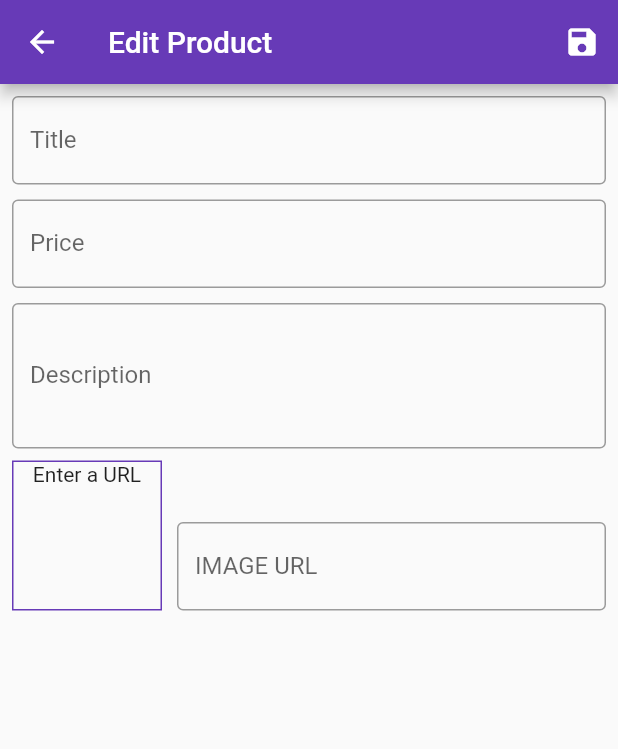
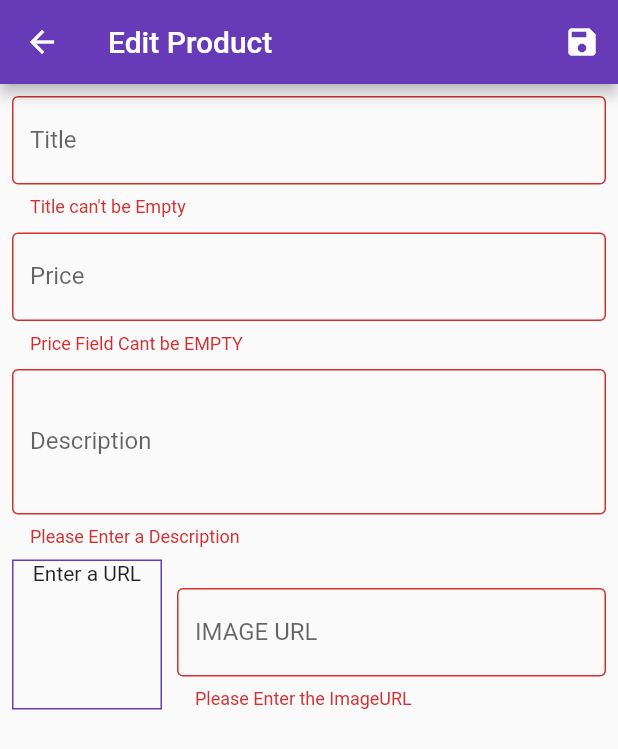
Before and after one commit to suyashR007/shoppapp, a Flutter app: the EditProductScreen screen opened by its route, after a tap on the "save" icon, on a phone screen of 412 x 824 dp. Shown: the top 749 px of the screen. Run offline on Flutter 3.47's test engine with Material 2 defaults, Android fonts, the phone set to English and light mode, and no system bars; network calls fail.

Commit message:
Products gets update to list

```diff
--- a/lib/providers/products_provider.dart
+++ b/lib/providers/products_provider.dart
@@ -52,7 +52,15 @@ class Products with ChangeNotifier {
     return _items.where((prodItem) => prodItem.isFavorite).toList();
   }
 
-  void addProduct() {
+  void addProduct(Product product) {
+    final newProduct = Product(
+      id: DateTime.now().toString(),
+      title: product.title,
+      description: product.description,
+      price: product.price,
+      imageUrl: product.imageUrl,
+    );
+    _items.add(product);
     notifyListeners();
   }
 
--- a/lib/screens/edit_product_screen.dart
+++ b/lib/screens/edit_product_screen.dart
@@ -1,5 +1,7 @@
 import 'package:flutter/material.dart';
+import 'package:provider/provider.dart';
 import 'package:shoppapp/providers/product.dart';
+import 'package:shoppapp/providers/products_provider.dart';
 
 class EditProductScreen extends StatefulWidget {
   static const routeName = '/edit-product-screen';
@@ -16,8 +18,13 @@ class _EditProductScreenState extends State<EditProductScreen> {
   final _imageUrlController = TextEditingController();
   final _imageUrlDocusNode = FocusNode();
   final _form = GlobalKey<FormState>();
-  var _editedProduct =
-      Product(id: '', title: '', description: '', price: 0, imageUrl: '');
+  var _editedProduct = Product(
+    id: '',
+    title: '',
+    description: '',
+    price: 0,
+    imageUrl: '',
+  );
 
   @override
   void dispose() {
@@ -47,11 +54,13 @@ class _EditProductScreenState extends State<EditProductScreen> {
   }
 
   void _saveForm() {
+    final isValidator = _form.currentState!.validate();
+    if (!isValidator) {
+      return;
+    }
     _form.currentState?.save();
-    print(_editedProduct.title);
-    print(_editedProduct.price);
-    print(_editedProduct.description);
-    print(_editedProduct.imageUrl);
+    Provider.of<Products>(context, listen: false).addProduct(_editedProduct);
+    Navigator.pop(context);
   }
 
   @override
@@ -62,7 +71,7 @@ class _EditProductScreenState extends State<EditProductScreen> {
         actions: [
           IconButton(
             onPressed: () {
-              _saveForm;
+              _saveForm();
             },
             icon: const Icon(Icons.save),
           ),
@@ -80,6 +89,12 @@ class _EditProductScreenState extends State<EditProductScreen> {
                   textInputAction: TextInputAction.next,
                   onFieldSubmitted: (_) {
                     FocusScope.of(context).requestFocus(_priceFocusNode);
+                  },
+                  validator: (value) {
+                    if (value == null || value.isEmpty) {
+                      return 'Title can\'t be Empty';
+                    }
+                    return null;
                   },
                   onSaved: (value) {
                     _editedProduct = Product(
@@ -103,6 +118,18 @@ class _EditProductScreenState extends State<EditProductScreen> {
                   onFieldSubmitted: (_) {
                     FocusScope.of(context).requestFocus();
                   },
+                  validator: (value) {
+                    if (value == null || value.isEmpty) {
+                      return 'Price Field Cant be EMPTY';
+                    }
+                    if (double.tryParse(value) == null) {
+                      return 'Please Enter a Valid Number';
+                    }
+                    if (double.tryParse(value)! <= 0) {
+                      return 'Please Enter a Number Greater then 0';
+                    }
+                    return null;
+                  },
                   onSaved: (value) {
                     _editedProduct = Product(
                       id: _editedProduct.id,
@@ -123,6 +150,18 @@ class _EditProductScreenState extends State<EditProductScreen> {
                   //textInputAction: TextInputAction.next,
                   keyboardType: TextInputType.multiline,
                   focusNode: _descriptionNode,
+                  validator: (value) {
+                    if (value == null || value.isEmpty) {
+                      return 'Please Enter a Description';
+                    }
+                    if (value.length > 100) {
+                      return 'Should be less  then 100 characters';
+                    }
+                    if (value.length < 10) {
+                      return 'Should be at least 10 characters';
+                    }
+                    return null;
+                  },
                   onSaved: (value) {
                     _editedProduct = Product(
                       id: _editedProduct.id,
@@ -175,6 +214,21 @@ class _EditProductScreenState extends State<EditProductScreen> {
                           setState(() {});
                         },
                         onFieldSubmitted: (_) => _saveForm(),
+                        validator: (value) {
+                          if (value == null || value.isEmpty) {
+                            return 'Please Enter the ImageURL';
+                          }
+                          if (!value.startsWith('http') &&
+                              !value.startsWith('https')) {
+                            return 'Please enter a valid URL';
+                          }
+                          if (!value.endsWith('.png') &&
+                              !value.endsWith('.jpg') &&
+                              !value.endsWith('.jpeg')) {
+                            return 'Plese enter a valid URL';
+                          }
+                          return null;
+                        },
                         onSaved: (value) {
                           _editedProduct = Product(
                             id: _editedProduct.id,
```
Lines whose indentation alone changed are shown as unchanged.
